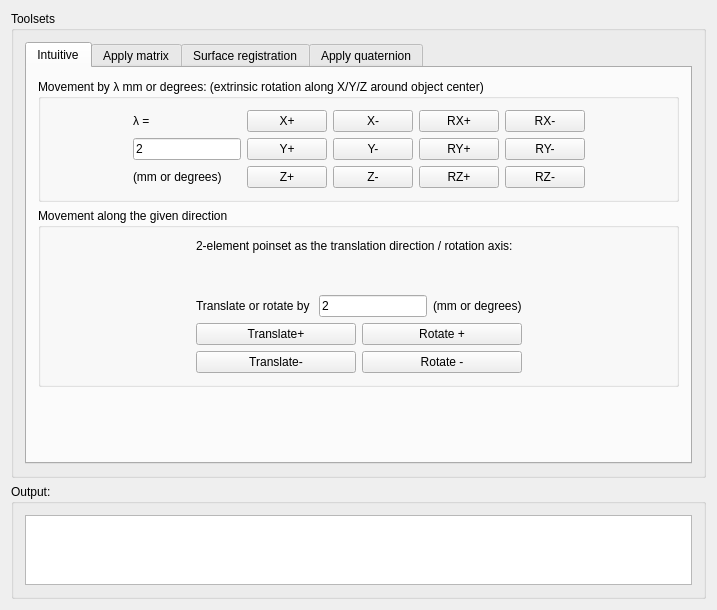
This is Plugins/org.mitk.lancet.movedata/src/internal/MoveDataControls.ui in zhaomengxiao/LancetMITK-Adition as Qt 5 draws it before an edit. The edited form follows.
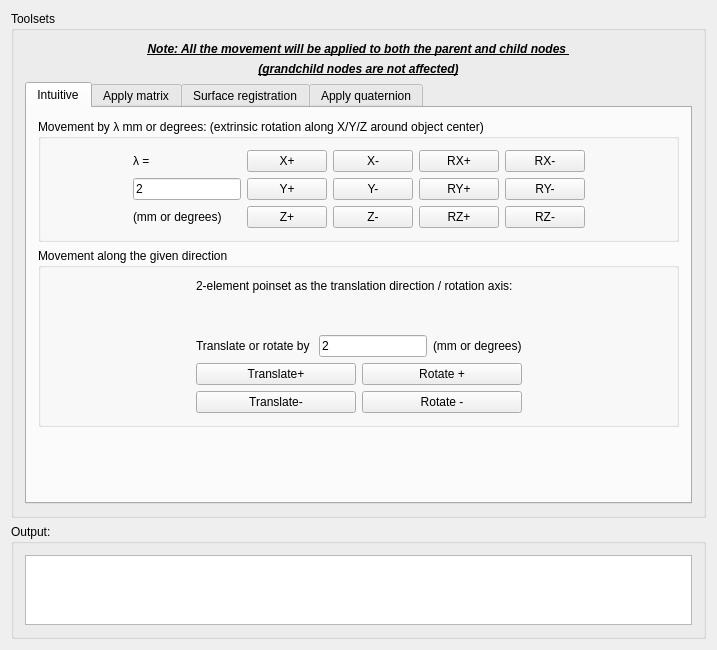
This is the edited form. Custom widgets are drawn as their Qt base class.

Commit message:
Updated "Move data" plugin
All the movement will be applied to both the parent node and child nodes; grandchild nodes will not be affected

```diff
--- a/Plugins/org.mitk.lancet.movedata/src/internal/MoveDataControls.ui
+++ b/Plugins/org.mitk.lancet.movedata/src/internal/MoveDataControls.ui
@@ -26,7 +26,7 @@
       <string>Toolsets</string>
      </property>
      <layout class="QGridLayout" name="gridLayout_4">
-      <item row="0" column="0">
+      <item row="2" column="0">
        <widget class="QTabWidget" name="tabWidget">
         <property name="currentIndex">
          <number>0</number>
@@ -830,6 +830,42 @@
         </widget>
        </widget>
       </item>
+      <item row="0" column="0">
+       <widget class="QLabel" name="label_3">
+        <property name="font">
+         <font>
+          <weight>75</weight>
+          <italic>true</italic>
+          <bold>true</bold>
+          <underline>true</underline>
+         </font>
+        </property>
+        <property name="text">
+         <string>Note: All the movement will be applied to both the parent and child nodes </string>
+        </property>
+        <property name="alignment">
+         <set>Qt::AlignCenter</set>
+        </property>
+       </widget>
+      </item>
+      <item row="1" column="0">
+       <widget class="QLabel" name="label_12">
+        <property name="font">
+         <font>
+          <weight>75</weight>
+          <italic>true</italic>
+          <bold>true</bold>
+          <underline>true</underline>
+         </font>
+        </property>
+        <property name="text">
+         <string>(grandchild nodes are not affected)</string>
+        </property>
+        <property name="alignment">
+         <set>Qt::AlignCenter</set>
+        </property>
+       </widget>
+      </item>
      </layout>
     </widget>
    </item>
```
The commit also changes 4 other files.
